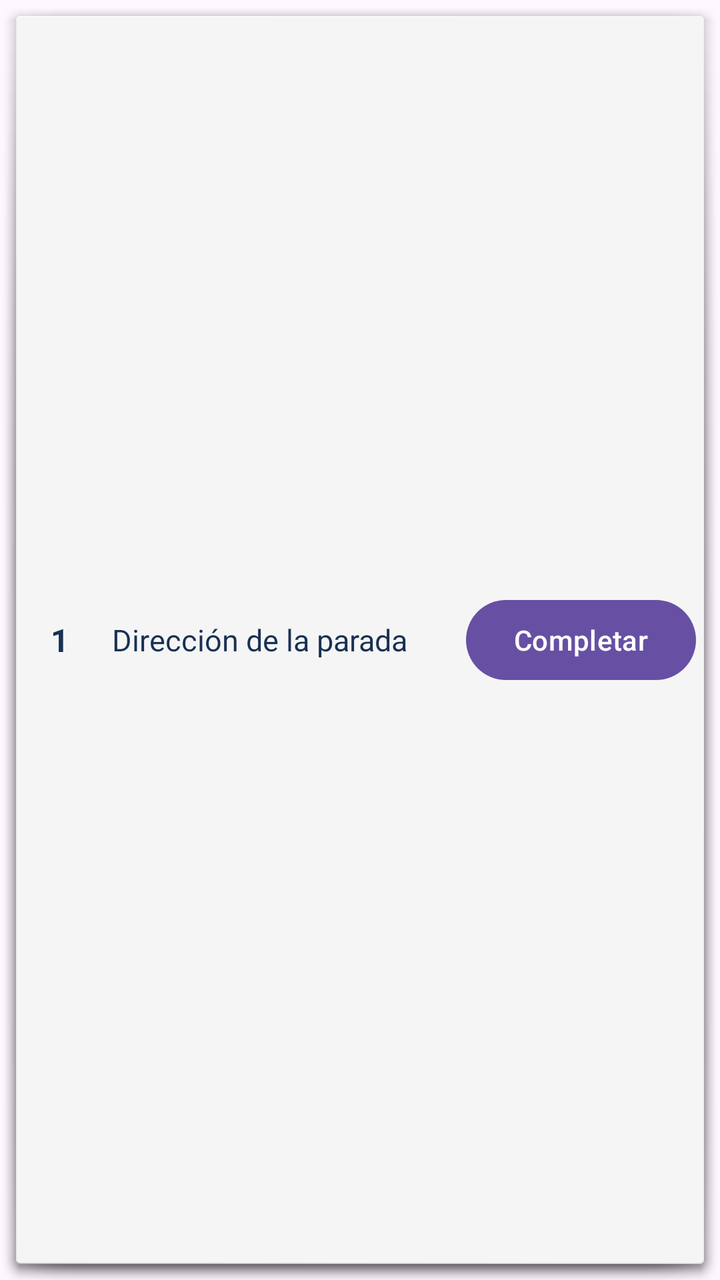
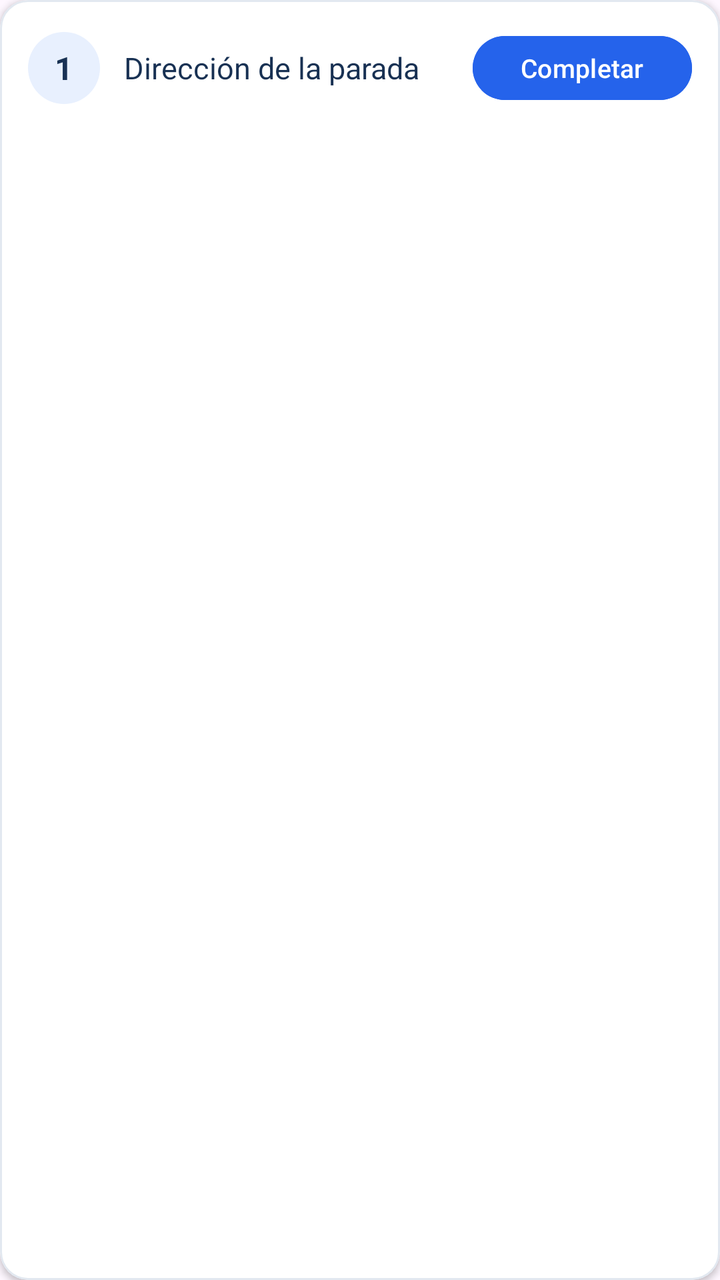

Screens rendered from an Android XML layout before and after an edit, with the pre-edit source and the edit as a unified diff.
<!-- AndroidManifest.xml: application theme Theme.RoutePlanner -->
<!-- res/layout/item_optimized_route.xml -->
<?xml version="1.0" encoding="utf-8"?>
<LinearLayout xmlns:android="http://schemas.android.com/apk/res/android"
    android:layout_width="match_parent"
    android:layout_height="wrap_content"
    android:orientation="horizontal"
    android:gravity="center_vertical"
    android:padding="12dp"
    android:layout_marginBottom="8dp"
    android:background="@android:drawable/dialog_holo_light_frame">

    <TextView
        android:id="@+id/tvStopNumber"
        android:layout_width="36dp"
        android:layout_height="wrap_content"
        android:text="1"
        android:textColor="#183153"
        android:textSize="16sp"
        android:textStyle="bold"
        android:gravity="center" />

    <TextView
        android:id="@+id/tvStopAddress"
        android:layout_width="0dp"
        android:layout_height="wrap_content"
        android:layout_weight="1"
        android:paddingStart="8dp"
        android:paddingEnd="8dp"
        android:text="Dirección de la parada"
        android:textColor="#183153"
        android:textSize="15sp" />

    <Button
        android:id="@+id/btnCompleteStop"
        android:layout_width="wrap_content"
        android:layout_height="wrap_content"
        android:text="Completar"
        android:textAllCaps="false" />

</LinearLayout>
<!-- resources referenced by this layout -->
<resources>
  <style name="Theme.RoutePlanner" parent="Base.Theme.RoutePlanner" />
  <style name="Base.Theme.RoutePlanner" parent="Theme.Material3.DayNight.NoActionBar">
          
          
      </style>
</resources>

<!-- the commit's change to res/layout/item_optimized_route.xml (unified diff, before → after) -->
@@ -1,39 +1,77 @@
 <?xml version="1.0" encoding="utf-8"?>
-<LinearLayout xmlns:android="http://schemas.android.com/apk/res/android"
+<com.google.android.material.card.MaterialCardView
+    xmlns:android="http://schemas.android.com/apk/res/android"
+    xmlns:app="http://schemas.android.com/apk/res-auto"
     android:layout_width="match_parent"
     android:layout_height="wrap_content"
-    android:orientation="horizontal"
-    android:gravity="center_vertical"
-    android:padding="12dp"
-    android:layout_marginBottom="8dp"
-    android:background="@android:drawable/dialog_holo_light_frame">
+    android:layout_marginBottom="10dp"
+    app:cardBackgroundColor="#FFFFFF"
+    app:cardCornerRadius="14dp"
+    app:cardElevation="2dp"
+    app:strokeColor="#E2E8F0"
+    app:strokeWidth="1dp">
 
-    <TextView
-        android:id="@+id/tvStopNumber"
-        android:layout_width="36dp"
+    <LinearLayout
+        android:layout_width="match_parent"
         android:layout_height="wrap_content"
-        android:text="1"
-        android:textColor="#183153"
-        android:textSize="16sp"
-        android:textStyle="bold"
-        android:gravity="center" />
+        android:orientation="horizontal"
+        android:gravity="center_vertical"
+        android:padding="14dp">
 
-    <TextView
-        android:id="@+id/tvStopAddress"
-        android:layout_width="0dp"
-        android:layout_height="wrap_content"
-        android:layout_weight="1"
-        android:paddingStart="8dp"
-        android:paddingEnd="8dp"
-        android:text="Dirección de la parada"
-        android:textColor="#183153"
-        android:textSize="15sp" />
 
-    <Button
-        android:id="@+id/btnCompleteStop"
-        android:layout_width="wrap_content"
-        android:layout_height="wrap_content"
-        android:text="Completar"
-        android:textAllCaps="false" />
+        <FrameLayout
+            android:layout_width="36dp"
+            android:layout_height="36dp"
+            android:background="@drawable/bg_stop_pending"
+            android:gravity="center">
 
-</LinearLayout>
+            <TextView
+                android:id="@+id/tvStopNumber"
+                android:layout_width="match_parent"
+                android:layout_height="match_parent"
+                android:gravity="center"
+                android:text="1"
+                android:textColor="#183153"
+                android:textSize="16sp"
+                android:textStyle="bold" />
+
+            <TextView
+                android:id="@+id/tvStopCheck"
+                android:layout_width="match_parent"
+                android:layout_height="match_parent"
+                android:gravity="center"
+                android:text="✓"
+                android:textColor="#FFFFFF"
+                android:textSize="20sp"
+                android:textStyle="bold"
+                android:visibility="gone" />
+
+        </FrameLayout>
+
+
+        <TextView
+            android:id="@+id/tvStopAddress"
+            android:layout_width="0dp"
+            android:layout_height="wrap_content"
+            android:layout_weight="1"
+            android:paddingStart="12dp"
+            android:paddingEnd="8dp"
+            android:text="Dirección de la parada"
+            android:textColor="#183153"
+            android:textSize="15sp"
+            android:lineSpacingExtra="2dp" />
+
+        <Button
+            android:id="@+id/btnCompleteStop"
+            android:layout_width="wrap_content"
+            android:layout_height="wrap_content"
+            android:minHeight="40dp"
+            android:text="Completar"
+            android:textAllCaps="false"
+            android:textSize="13sp"
+            android:textColor="#FFFFFF"
+            android:backgroundTint="#2563EB" />
+
+    </LinearLayout>
+
+</com.google.android.material.card.MaterialCardView>
<!-- resource entries referenced after the edit -->
@@ -1,5 +1,13 @@
 <!-- resources referenced by this layout -->
 <resources>
+  <!-- drawable bg_stop_pending (drawable) -->
+  <?xml version="1.0" encoding="utf-8"?>
+  <shape xmlns:android="http://schemas.android.com/apk/res/android"
+      android:shape="oval">
+  
+      <solid android:color="#E8F0FE" />
+  
+  </shape>
   <style name="Theme.RoutePlanner" parent="Base.Theme.RoutePlanner" />
   <style name="Base.Theme.RoutePlanner" parent="Theme.Material3.DayNight.NoActionBar">
           
